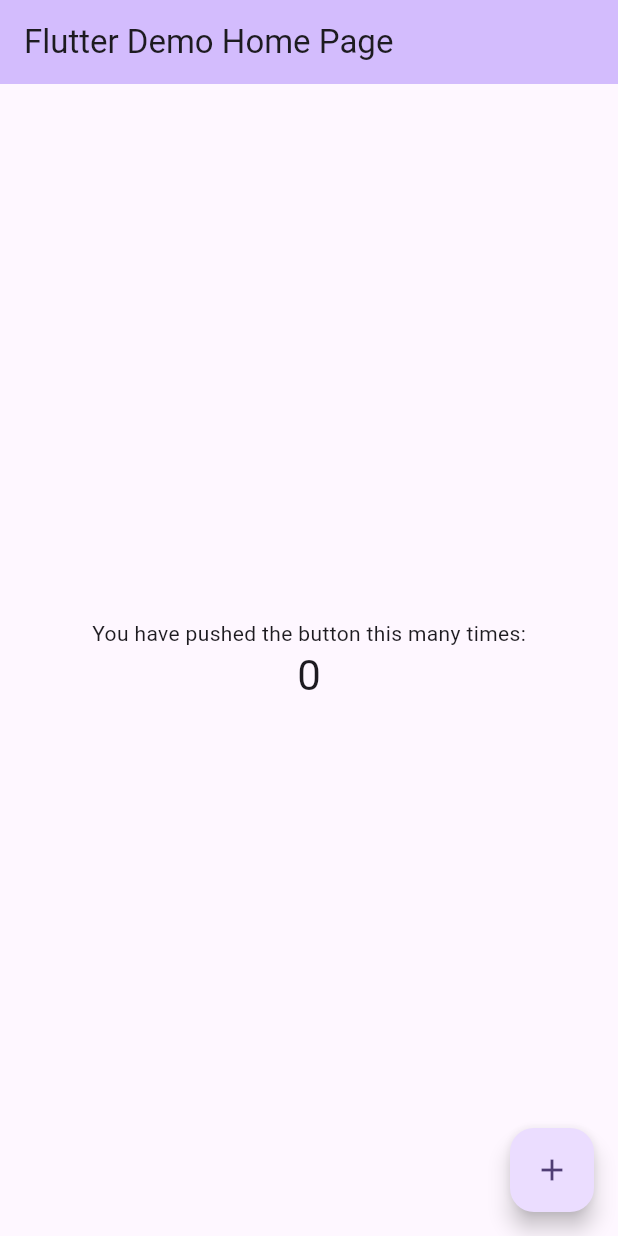
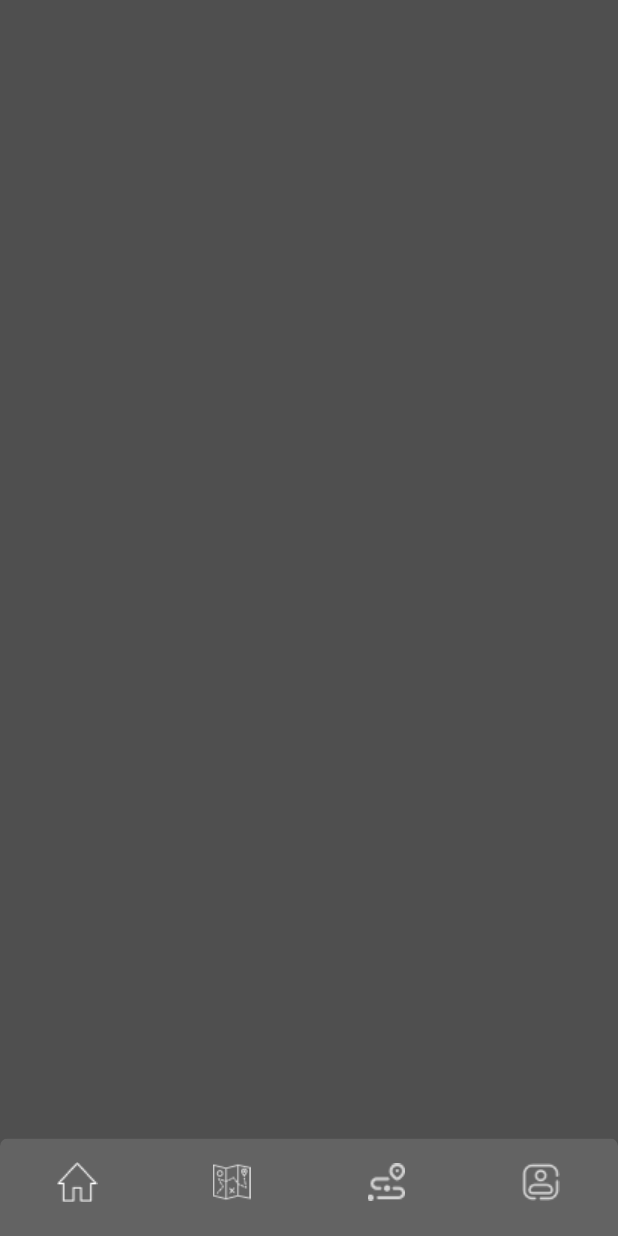
Before and after one commit to Kedr123/hike_plan, a Flutter app: the screen it shows after launch, on a phone screen of 412 x 824 dp. Run offline on Flutter 3.47's test engine with Material 3 defaults, Android fonts, the phone set to English and light mode, and no system bars.

Commit message:
Реализовано основное меню

```diff
--- /dev/null
+++ b/lib/Models/NavigationPanel.dart
@@ -0,0 +1,82 @@
+import 'package:flutter/cupertino.dart';
+import 'package:flutter/material.dart';
+import 'package:flutter/widgets.dart';
+
+class NavigationPanel extends StatefulWidget {
+  const NavigationPanel({super.key, required this.active_item});
+
+  final int active_item;
+
+  @override
+  State<NavigationPanel> createState() => _NavigationPanelState();
+}
+
+class _NavigationPanelState extends State<NavigationPanel> {
+  @override
+  Widget build(BuildContext context) {
+    return Builder(builder: (context) => SizedBox(
+      child: ClipRRect(
+        borderRadius: const BorderRadius.only(
+          topRight: Radius.circular(5),
+          topLeft: Radius.circular(5),
+        ),
+        child: BottomNavigationBar(
+          type: BottomNavigationBarType.fixed,
+          showSelectedLabels: false,
+          showUnselectedLabels: false,
+          elevation: 1,
+
+          backgroundColor: Color(0xFF636363),
+          currentIndex: this.widget.active_item,
+          onTap: (item) {
+            if (item == 0) {
+              Navigator.pushNamed(context, '/Index');
+            }
+            ;
+            if (item == 1) {
+              Navigator.pushNamed(context, '/HikePlans');
+            }
+            ;
+
+          },
+          items: <BottomNavigationBarItem>[
+            BottomNavigationBarItem(icon: SizedBox(
+              height: 25,
+              width: 25,
+              child: Image(image: AssetImage('lib/Assets/Images/Icons/home_icon.png')),
+            ), label: "",
+                activeIcon: SizedBox(
+                  height: 30,
+                  width: 30,
+                  child: Image(image: AssetImage('lib/Assets/Images/Icons/home_active_icon.png')),
+                )),
+            BottomNavigationBarItem(icon: SizedBox(
+              height: 25,
+              child: Image(image: AssetImage('lib/Assets/Images/Icons/map_icon.png')),
+            ), label: "",
+                activeIcon: SizedBox(
+                  height: 30,
+                  child: Image(image: AssetImage('lib/Assets/Images/Icons/map_active_icon.png')),
+                )),
+            BottomNavigationBarItem(icon: SizedBox(
+              height: 25,
+              child: Image(image: AssetImage('lib/Assets/Images/Icons/track_icon.png')),
+            ), label: "",
+                activeIcon: SizedBox(
+                  height: 30,
+                  child: Image(image: AssetImage('lib/Assets/Images/Icons/track_active_icon.png')),
+                )),
+            BottomNavigationBarItem(icon: SizedBox(
+              height: 25,
+              child: Image(image: AssetImage('lib/Assets/Images/Icons/accaunt_icon.png')),
+            ), label: "",
+                activeIcon: SizedBox(
+                  height: 30,
+                  child: Image(image: AssetImage('lib/Assets/Images/Icons/accaunt_active_icon.png')),
+                )),
+          ],
+        ),
+      ),
+    ));
+  }
+}
--- /dev/null
+++ b/lib/Pages/HikePlans.dart
@@ -0,0 +1,21 @@
+import 'package:flutter/cupertino.dart';
+import 'package:flutter/material.dart';
+import 'package:flutter/widgets.dart';
+import 'package:hike_plan/Models/NavigationPanel.dart';
+
+class HikePlans extends StatefulWidget {
+  const HikePlans({super.key});
+
+  @override
+  State<HikePlans> createState() => _HikePlansState();
+}
+
+class _HikePlansState extends State<HikePlans> {
+  @override
+  Widget build(BuildContext context) {
+    return Scaffold(
+        backgroundColor: Color(0xFF4F4F4F),
+        bottomNavigationBar: NavigationPanel(active_item: 1)
+    );
+  }
+}
--- /dev/null
+++ b/lib/Pages/Index.dart
@@ -0,0 +1,21 @@
+import 'package:flutter/cupertino.dart';
+import 'package:flutter/material.dart';
+import 'package:flutter/widgets.dart';
+import 'package:hike_plan/Models/NavigationPanel.dart';
+
+class Index extends StatefulWidget {
+  const Index({super.key});
+
+  @override
+  State<Index> createState() => _IndexState();
+}
+
+class _IndexState extends State<Index> {
+  @override
+  Widget build(BuildContext context) {
+    return Scaffold(
+        backgroundColor: Color(0xFF4F4F4F),
+        bottomNavigationBar: NavigationPanel(active_item: 0)
+    );
+  }
+}
--- a/lib/main.dart
+++ b/lib/main.dart
@@ -1,4 +1,6 @@
 import 'package:flutter/material.dart';
+import 'package:hike_plan/Pages/HikePlans.dart';
+import 'package:hike_plan/Pages/Index.dart';
 
 void main() {
   runApp(const MyApp());
@@ -13,21 +15,7 @@
     return MaterialApp(
       title: 'Flutter Demo',
       theme: ThemeData(
-        // This is the theme of your application.
-        //
-        // TRY THIS: Try running your application with "flutter run". You'll see
-        // the application has a purple toolbar. Then, without quitting the app,
-        // try changing the seedColor in the colorScheme below to Colors.green
-        // and then invoke "hot reload" (save your changes or press the "hot
-        // reload" button in a Flutter-supported IDE, or press "r" if you used
-        // the command line to start the app).
-        //
-        // Notice that the counter didn't reset back to zero; the application
-        // state is not lost during the reload. To reset the state, use hot
-        // restart instead.
-        //
-        // This works for code too, not just values: Most code changes can be
-        // tested with just a hot reload.
+
         colorScheme: ColorScheme.fromSeed(seedColor: Colors.deepPurple),
         useMaterial3: true,
       ),
@@ -38,15 +26,6 @@
 
 class MyHomePage extends StatefulWidget {
   const MyHomePage({super.key, required this.title});
-
-  // This widget is the home page of your application. It is stateful, meaning
-  // that it has a State object (defined below) that contains fields that affect
-  // how it looks.
-
-  // This class is the configuration for the state. It holds the values (in this
-  // case the title) provided by the parent (in this case the App widget) and
-  // used by the build method of the State. Fields in a Widget subclass are
-  // always marked "final".
 
   final String title;
 
@@ -59,67 +38,52 @@
 
   void _incrementCounter() {
     setState(() {
-      // This call to setState tells the Flutter framework that something has
-      // changed in this State, which causes it to rerun the build method below
-      // so that the display can reflect the updated values. If we changed
-      // _counter without calling setState(), then the build method would not be
-      // called again, and so nothing would appear to happen.
       _counter++;
     });
   }
 
   @override
   Widget build(BuildContext context) {
-    // This method is rerun every time setState is called, for instance as done
-    // by the _incrementCounter method above.
+    return MaterialApp(
+      onGenerateRoute: (settings) {
+        if (settings.name == '/Index')
+          return PageRouteBuilder(pageBuilder: (_, __, ___) => Index());
+        else if (settings.name == '/HikePlans')
+          return PageRouteBuilder(pageBuilder: (_, __, ___) => HikePlans());
+
+        return null;
+      },
+      debugShowCheckedModeBanner: false,
+      initialRoute: "/Index",
+      routes: {
+        // '/Index': (context) => Index(),
+        // '/HikePlan': (context) => HikePlans(),
+
+      },
+    );
+    // return Scaffold(
+    //   // appBar: AppBar(
+    //   //   backgroundColor: Theme.of(context).colorScheme.inversePrimary,
+    //   //
+    //   //   title: Text(widget.title),
+    //   // ),
+    //   body: Center(
     //
-    // The Flutter framework has been optimized to make rerunning build methods
-    // fast, so that you can just rebuild anything that needs updating rather
-    // than having to individually change instances of widgets.
-    return Scaffold(
-      appBar: AppBar(
-        // TRY THIS: Try changing the color here to a specific color (to
-        // Colors.amber, perhaps?) and trigger a hot reload to see the AppBar
-        // change color while the other colors stay the same.
-        backgroundColor: Theme.of(context).colorScheme.inversePrimary,
-        // Here we take the value from the MyHomePage object that was created by
-        // the App.build method, and use it to set our appbar title.
-        title: Text(widget.title),
-      ),
-      body: Center(
-        // Center is a layout widget. It takes a single child and positions it
-        // in the middle of the parent.
-        child: Column(
-          // Column is also a layout widget. It takes a list of children and
-          // arranges them vertically. By default, it sizes itself to fit its
-          // children horizontally, and tries to be as tall as its parent.
-          //
-          // Column has various properties to control how it sizes itself and
-          // how it positions its children. Here we use mainAxisAlignment to
-          // center the children vertically; the main axis here is the vertical
-          // axis because Columns are vertical (the cross axis would be
-          // horizontal).
-          //
-          // TRY THIS: Invoke "debug painting" (choose the "Toggle Debug Paint"
-          // action in the IDE, or press "p" in the console), to see the
-          // wireframe for each widget.
-          mainAxisAlignment: MainAxisAlignment.center,
-          children: <Widget>[
-            const Text(
-              'You have pushed the button this many times:',
-            ),
-            Text(
-              '$_counter',
-              style: Theme.of(context).textTheme.headlineMedium,
-            ),
-          ],
-        ),
-      ),
-      floatingActionButton: FloatingActionButton(
-        onPressed: _incrementCounter,
-        tooltip: 'Increment',
-        child: const Icon(Icons.add),
-      ), // This trailing comma makes auto-formatting nicer for build methods.
-    );
+    //     child: Column(
+    //       mainAxisAlignment: MainAxisAlignment.center,
+    //       children: <Widget>[
+    //         const Text(
+    //           'You have pushed the button this many times:',
+    //         ),
+    //         Text(
+    //           '$_counter',
+    //           style: Theme.of(context).textTheme.headlineMedium,
+    //         ),
+    //       ],
+    //     ),
+    //   ),
+    //
+    //   appBar: AppBar(), // This trailing comma makes auto-formatting nicer for build methods.
+    // );
   }
 }
```
Also changed, not shown: pubspec.yaml (+10 -1 lines), lib/Assets/Images/Icons/accaunt_active_icon.png (added), lib/Assets/Images/Icons/accaunt_icon.png (added), lib/Assets/Images/Icons/home_active_icon.png (added), lib/Assets/Images/Icons/home_icon.png (added), lib/Assets/Images/Icons/map_active_icon.png (added), lib/Assets/Images/Icons/map_icon.png (added), lib/Assets/Images/Icons/track_active_icon.png (added), lib/Assets/Images/Icons/track_icon.png (added), pubspec.lock, 1 other file.
